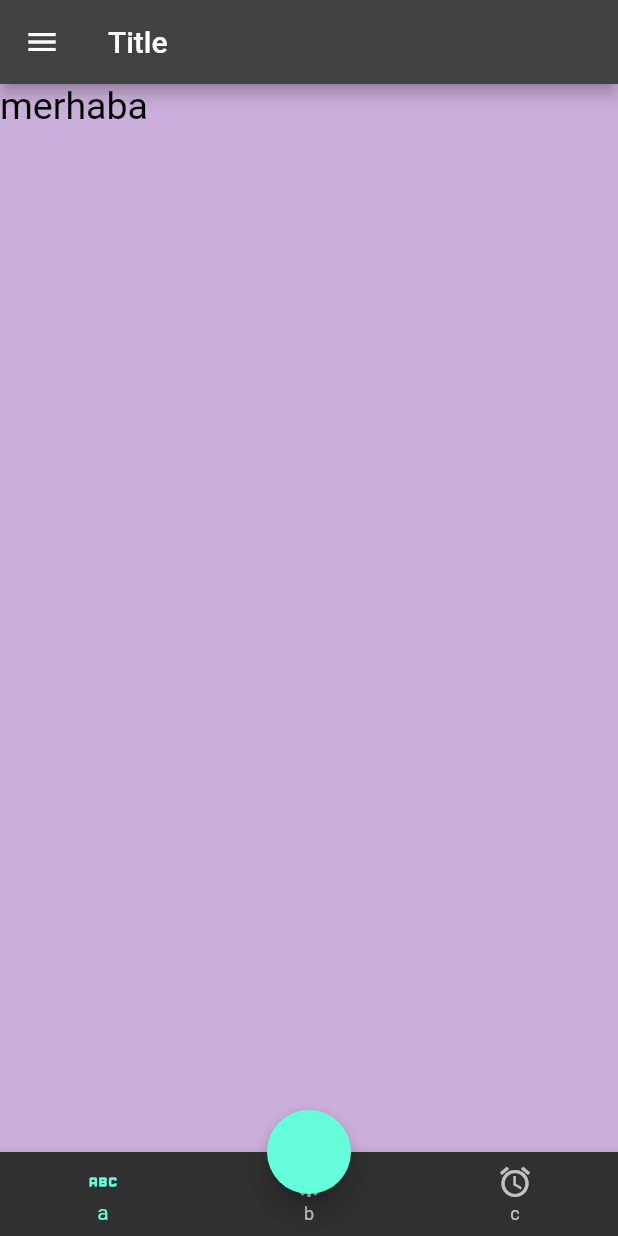
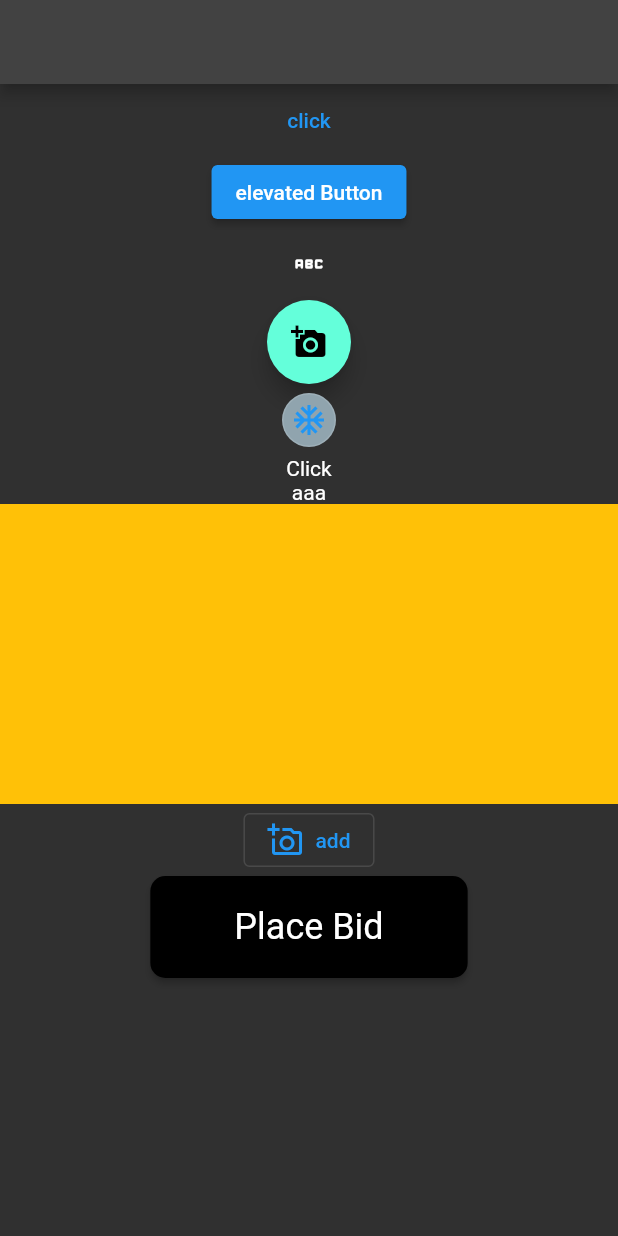
Before and after one commit to ruveydakisla/Flutter_full_learn, a Flutter app: the screen it shows after launch, on a phone screen of 412 x 824 dp. Run offline on Flutter 3.47's test engine with Material 2 defaults, Android fonts, the phone set to English and light mode, and no system bars.

Commit message:
button learn added | 3.0

```diff
--- /dev/null
+++ b/lib/101/button_learn.dart
@@ -0,0 +1,62 @@
+import 'package:flutter/material.dart';
+
+class ButtonLearn extends StatelessWidget {
+  const ButtonLearn({super.key});
+
+  @override
+  Widget build(BuildContext context) {
+    return Scaffold(
+      appBar: AppBar(),
+      body: Column(
+        children: [
+          TextButton(
+            child: const Text('click'),
+            onPressed: () {},
+          ),
+          //Herhangi bir button un on pressine null atarsak tıklanma özelliğini kapatırız.
+          ElevatedButton(
+              onPressed: () {}, child: const Text('elevated Button')),
+          IconButton(onPressed: () {}, icon: const Icon(Icons.abc_rounded)),
+          FloatingActionButton(
+              onPressed: () {}, child: const Icon(Icons.add_a_photo)),
+          OutlinedButton(
+              style: OutlinedButton.styleFrom(
+                backgroundColor: Colors.blueGrey.shade300,
+                shape: const CircleBorder(),
+              ),
+              onPressed: () {},
+              child: const Icon(Icons.ac_unit)),
+          const Text('Click'),
+          InkWell(
+            // Herhangi bir şeye tıklanabilme özelliği veriyor. Link eklenebiliyo gibi
+            child: const Text('aaa'),
+            onTap: () {},
+          ),
+          Container(
+            height: 200,
+            color: Colors.amber,
+          ),
+          OutlinedButton.icon(
+              onPressed: () {},
+              label: const Text('add'),
+              icon: const Icon(Icons.add_a_photo_outlined)),
+
+          ElevatedButton(
+              style: ElevatedButton.styleFrom(
+                  backgroundColor: Colors.black,
+                  shape: const RoundedRectangleBorder(
+                      borderRadius: BorderRadius.all((Radius.circular(10))))),
+              onPressed: () {},
+              child: Padding(
+                padding: const EdgeInsets.only(
+                    top: 20, bottom: 20, right: 40, left: 40),
+                child: Text(
+                  'Place Bid',
+                  style: Theme.of(context).textTheme.headline5,
+                ),
+              ))
+        ],
+      ),
+    );
+  }
+}
--- a/lib/main.dart
+++ b/lib/main.dart
@@ -1,4 +1,5 @@
 import 'package:flutter/material.dart';
+import 'package:flutter_lessons/101/button_learn.dart';
 import 'package:flutter_lessons/101/container_sized_box_learn.dart';
 import 'package:flutter_lessons/101/scaffold_learn.dart';
 
@@ -13,7 +14,7 @@ class MyApp extends StatelessWidget {
     return MaterialApp(
       title: 'Flutter Demo',
       theme: ThemeData.dark(),
-      home: ScaffoldLearnView()
+      home:const ButtonLearn()
     );
   }
 }
```
